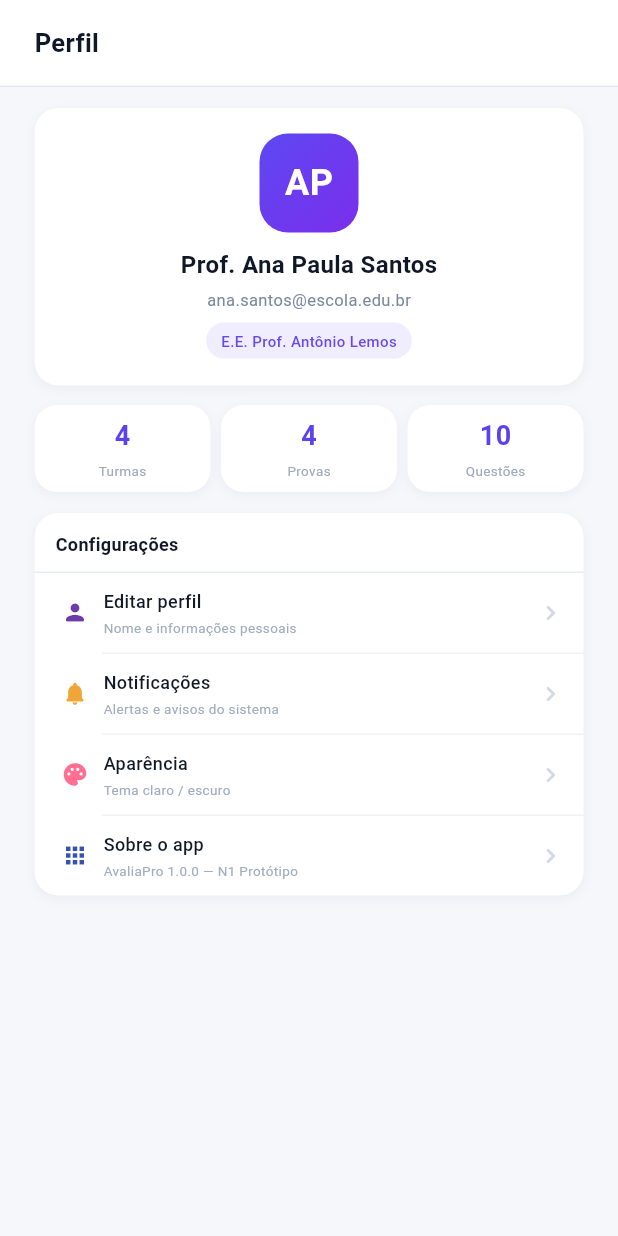
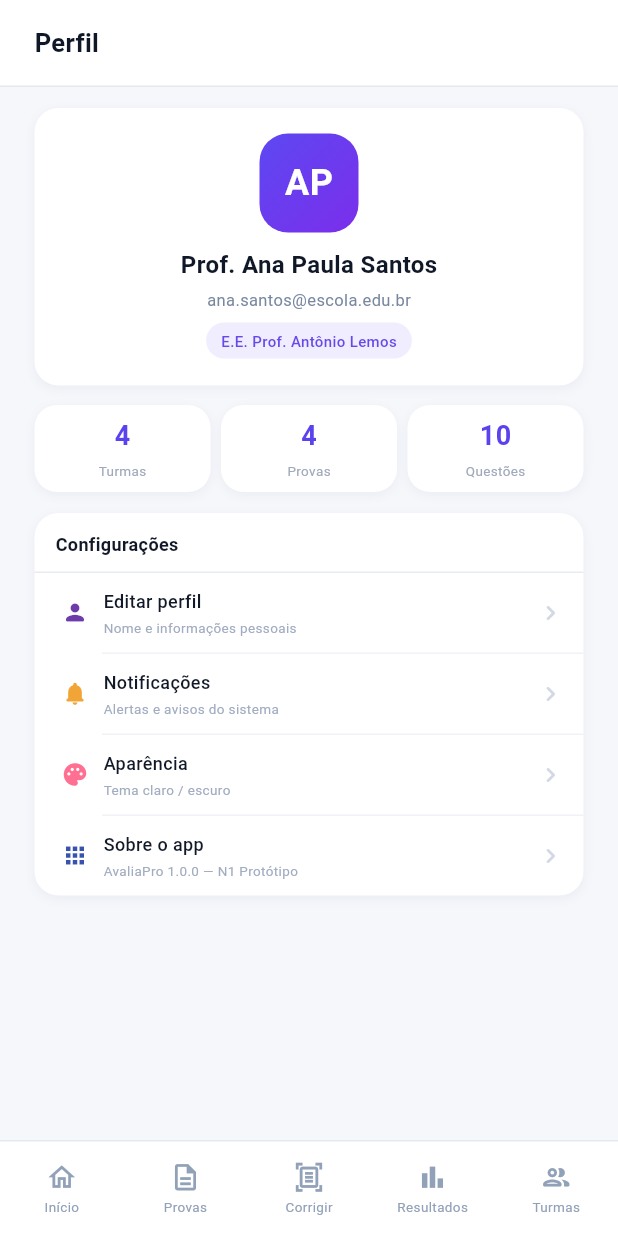
Before and after one commit to JoaoVitorWinter/prova_certa, a Flutter app: the screen it shows after launch, after a tap on "Entrar", after a tap on "AP", on a phone screen of 412 x 824 dp. Run offline on Flutter 3.47's test engine with Material 3 defaults, Android fonts, the phone set to English and light mode, and no system bars; our stand-ins replace camera, file_picker; missing offline and left inert: mobile_scanner.

Commit message:
fix: ensure navigation throughout all panels

```diff
--- a/lib/screens/home_screen.dart
+++ b/lib/screens/home_screen.dart
@@ -7,6 +7,7 @@ import 'resultados_screen.dart';
 import 'turmas_screen.dart';
 import 'corrigir_prova_screen.dart';
 import 'profile_screen.dart';
+import '../widgets/app_bottom_navigation.dart';
 
 class HomeScreen extends StatelessWidget {
   const HomeScreen({super.key});
@@ -49,7 +50,8 @@ class HomeScreen extends StatelessWidget {
                               Navigator.push(
                                 context,
                                 MaterialPageRoute(
-                                  builder: (context) => const CorrigirProvaScreen(),
+                                  builder: (context) =>
+                                      const CorrigirProvaScreen(),
                                 ),
                               );
                             },
@@ -108,7 +110,8 @@ class HomeScreen extends StatelessWidget {
                               Navigator.push(
                                 context,
                                 MaterialPageRoute(
-                                  builder: (context) => const BancoQuestoesScreen(),
+                                  builder: (context) =>
+                                      const BancoQuestoesScreen(),
                                 ),
                               );
                             },
@@ -148,7 +151,29 @@ class HomeScreen extends StatelessWidget {
                 ),
               ),
             ),
-            const _BottomNavigation(),
+            AppBottomNavigation(
+              currentItem: AppNavigationItem.inicio,
+              onProvas: () => Navigator.pushReplacement(
+                context,
+                MaterialPageRoute(builder: (context) => const ProvasScreen()),
+              ),
+              onCorrigir: () => Navigator.pushReplacement(
+                context,
+                MaterialPageRoute(
+                  builder: (context) => const CorrigirProvaScreen(),
+                ),
+              ),
+              onResultados: () => Navigator.pushReplacement(
+                context,
+                MaterialPageRoute(
+                  builder: (context) => const ResultadosScreen(),
+                ),
+              ),
+              onTurmas: () => Navigator.pushReplacement(
+                context,
+                MaterialPageRoute(builder: (context) => const TurmasScreen()),
+              ),
+            ),
           ],
         ),
       ),
@@ -530,109 +555,3 @@ class _Status extends StatelessWidget {
     ),
   );
 }
-
-class _BottomNavigation extends StatelessWidget {
-  const _BottomNavigation();
-
-  @override
-  Widget build(BuildContext context) => Container(
-    height: 64,
-    decoration: const BoxDecoration(
-      color: Colors.white,
-      border: Border(top: BorderSide(color: Color(0xFFE4E9F1))),
-    ),
-    child: Row(
-      mainAxisAlignment: MainAxisAlignment.spaceAround,
-      children: [
-        const _NavigationItem(icon: Icons.home_outlined, label: 'Início'),
-        _NavigationItem(
-          icon: Icons.description_outlined,
-          label: 'Provas',
-          onTap: () {
-            Navigator.push(
-              context,
-              MaterialPageRoute(builder: (context) => const ProvasScreen()),
-            );
-          },
-        ),
-                _NavigationItem(
-          icon: Icons.document_scanner_outlined,
-          label: 'Corrigir',
-          selected: true,
-          onTap: () {
-            Navigator.push(
-              context,
-              MaterialPageRoute(
-                builder: (context) => const CorrigirProvaScreen(),
-              ),
-            );
-          },
-        ),
-        _NavigationItem(
-          icon: Icons.bar_chart_outlined,
-          label: 'Resultados',
-          onTap: () {
-            Navigator.push(
-              context,
-              MaterialPageRoute(builder: (context) => const ResultadosScreen()),
-            );
-          },
-        ),
-        _NavigationItem(
-          icon: Icons.people_outline_rounded,
-          label: 'Turmas',
-          onTap: () {
-            Navigator.push(
-              context,
-              MaterialPageRoute(builder: (context) => const TurmasScreen()),
-            );
-          },
-        ),
-      ],
-    ),
-  );
-}
-
-class _NavigationItem extends StatelessWidget {
-  final IconData icon;
-  final String label;
-  final bool selected;
-  final VoidCallback? onTap;
-
-  const _NavigationItem({
-    required this.icon,
-    required this.label,
-    this.selected = false,
-    this.onTap,
-  });
-
-  @override
-  Widget build(BuildContext context) => InkWell(
-    onTap: onTap,
-    borderRadius: BorderRadius.circular(12),
-    child: SizedBox(
-      width: 55,
-      child: Column(
-        mainAxisAlignment: MainAxisAlignment.center,
-        children: [
-          Icon(
-            icon,
-            color: selected ? const Color(0xFF5146EE) : const Color(0xFF91A1B8),
-            size: 21,
-          ),
-          const SizedBox(height: 3),
-          Text(
-            label,
-            style: TextStyle(
-              color: selected
-                  ? const Color(0xFF5146EE)
-                  : const Color(0xFF91A1B8),
-              fontSize: 9,
-              fontWeight: selected ? FontWeight.w600 : FontWeight.normal,
-            ),
-          ),
-        ],
-      ),
-    ),
-  );
-}
--- a/lib/screens/profile_screen.dart
+++ b/lib/screens/profile_screen.dart
@@ -4,6 +4,12 @@ import 'about_app_screen.dart';
 import 'appearance_screen.dart';
 import 'edit_profile_screen.dart';
 import 'notifications_settings_screen.dart';
+import '../widgets/app_bottom_navigation.dart';
+import 'home_screen.dart';
+import 'provas_screen.dart';
+import 'corrigir_prova_screen.dart';
+import 'resultados_screen.dart';
+import 'turmas_screen.dart';
 
 class ProfileScreen extends StatelessWidget {
   const ProfileScreen({super.key});
@@ -22,9 +28,7 @@ class ProfileScreen extends StatelessWidget {
               padding: const EdgeInsets.symmetric(horizontal: 23),
               decoration: const BoxDecoration(
                 color: Colors.white,
-                border: Border(
-                  bottom: BorderSide(color: Color(0xFFE4E9F1)),
-                ),
+                border: Border(bottom: BorderSide(color: Color(0xFFE4E9F1))),
               ),
               child: const Text(
                 'Perfil',
@@ -113,6 +117,33 @@ class ProfileScreen extends StatelessWidget {
                     ),
                   ],
                 ),
+              ),
+            ),
+            AppBottomNavigation(
+              currentItem: AppNavigationItem.perfil,
+              onInicio: () => Navigator.pushReplacement(
+                context,
+                MaterialPageRoute(builder: (context) => const HomeScreen()),
+              ),
+              onProvas: () => Navigator.pushReplacement(
+                context,
+                MaterialPageRoute(builder: (context) => const ProvasScreen()),
+              ),
+              onCorrigir: () => Navigator.pushReplacement(
+                context,
+                MaterialPageRoute(
+                  builder: (context) => const CorrigirProvaScreen(),
+                ),
+              ),
+              onResultados: () => Navigator.pushReplacement(
+                context,
+                MaterialPageRoute(
+                  builder: (context) => const ResultadosScreen(),
+                ),
+              ),
+              onTurmas: () => Navigator.pushReplacement(
+                context,
+                MaterialPageRoute(builder: (context) => const TurmasScreen()),
               ),
             ),
           ],
@@ -299,11 +330,7 @@ class _SettingsCard extends StatelessWidget {
           for (var index = 0; index < items.length; index++) ...[
             _SettingsItem(data: items[index]),
             if (index != items.length - 1)
-              const Divider(
-                height: 1,
-                indent: 45,
-                color: Color(0xFFF0F2F6),
-              ),
+              const Divider(height: 1, indent: 45, color: Color(0xFFF0F2F6)),
           ],
         ],
       ),
--- a/lib/screens/resultados_screen.dart
+++ b/lib/screens/resultados_screen.dart
@@ -6,6 +6,7 @@ import '../widgets/app_bottom_navigation.dart';
 import 'home_screen.dart';
 import 'provas_screen.dart';
 import 'turmas_screen.dart';
+import 'corrigir_prova_screen.dart';
 
 enum _ResultadosTab { visaoGeral, porQuestao, alunos }
 
@@ -38,7 +39,10 @@ class _ResultadosScreenState extends State<ResultadosScreen> {
         elevation: 0,
         title: const Text(
           'Resultados',
-          style: TextStyle(color: Color(0xFF111827), fontWeight: FontWeight.bold),
+          style: TextStyle(
+            color: Color(0xFF111827),
+            fontWeight: FontWeight.bold,
+          ),
         ),
       ),
       body: Column(
@@ -71,9 +75,7 @@ class _ResultadosScreenState extends State<ResultadosScreen> {
                     _ResultadosTab.alunos => _AlunosTab(resultado: resultado),
                   },
                   const SizedBox(height: 14),
-                  _ExportarCard(
-                    onExportar: (nome) => _exportar(context, nome),
-                  ),
+                  _ExportarCard(onExportar: (nome) => _exportar(context, nome)),
                 ],
               ),
             ),
@@ -90,6 +92,14 @@ class _ResultadosScreenState extends State<ResultadosScreen> {
               Navigator.pushReplacement(
                 context,
                 MaterialPageRoute(builder: (context) => const ProvasScreen()),
+              );
+            },
+            onCorrigir: () {
+              Navigator.pushReplacement(
+                context,
+                MaterialPageRoute(
+                  builder: (context) => const CorrigirProvaScreen(),
+                ),
               );
             },
             onTurmas: () {
@@ -320,7 +330,11 @@ class _StatCard extends StatelessWidget {
   final String titulo;
   final Color cor;
 
-  const _StatCard({required this.valor, required this.titulo, required this.cor});
+  const _StatCard({
+    required this.valor,
+    required this.titulo,
+    required this.cor,
+  });
 
   @override
   Widget build(BuildContext context) {
@@ -342,10 +356,17 @@ class _StatCard extends StatelessWidget {
         children: [
           Text(
             valor,
-            style: TextStyle(fontSize: 20, fontWeight: FontWeight.bold, color: cor),
+            style: TextStyle(
+              fontSize: 20,
+              fontWeight: FontWeight.bold,
+              color: cor,
+            ),
           ),
           const SizedBox(height: 4),
-          Text(titulo, style: const TextStyle(color: Color(0xFF94A3B8), fontSize: 12)),
+          Text(
+            titulo,
+            style: const TextStyle(color: Color(0xFF94A3B8), fontSize: 12),
+          ),
         ],
       ),
     );
@@ -411,7 +432,10 @@ class _DistribuicaoChart extends StatelessWidget {
                   const SizedBox(height: 8),
                   Text(
                     faixa.faixa,
-                    style: const TextStyle(color: Color(0xFF8A99AE), fontSize: 11),
+                    style: const TextStyle(
+                      color: Color(0xFF8A99AE),
+                      fontSize: 11,
+                    ),
                   ),
                 ],
               ),
@@ -662,14 +686,23 @@ class _ResultadoAlunoItem extends StatelessWidget {
 
   ({Color background, Color foreground}) get _notaStyle {
     if (resultado.nota >= 7) {
-      return (background: const Color(0xFFD1FAE5), foreground: const Color(0xFF059669));
+      return (
+        background: const Color(0xFFD1FAE5),
+        foreground: const Color(0xFF059669),
+      );
     }
 
     if (resultado.nota >= 5) {
-      return (background: const Color(0xFFFFF0C5), foreground: const Color(0xFFB65D2E));
+      return (
+        background: const Color(0xFFFFF0C5),
+        foreground: const Color(0xFFB65D2E),
+      );
     }
 
-    return (background: const Color(0xFFFEE2E2), foreground: const Color(0xFFDC2626));
+    return (
+      background: const Color(0xFFFEE2E2),
+      foreground: const Color(0xFFDC2626),
+    );
   }
 
   static const _cores = [
@@ -727,7 +760,10 @@ class _ResultadoAlunoItem extends StatelessWidget {
                 const SizedBox(height: 2),
                 Text(
                   'RA: ${resultado.aluno.ra}',
-                  style: const TextStyle(fontSize: 13, color: Color(0xFF94A3B8)),
+                  style: const TextStyle(
+                    fontSize: 13,
+                    color: Color(0xFF94A3B8),
+                  ),
                 ),
               ],
             ),
@@ -740,7 +776,10 @@ class _ResultadoAlunoItem extends StatelessWidget {
             ),
             child: Text(
               resultado.nota.toStringAsFixed(1),
-              style: TextStyle(color: notaStyle.foreground, fontWeight: FontWeight.bold),
+              style: TextStyle(
+                color: notaStyle.foreground,
+                fontWeight: FontWeight.bold,
+              ),
             ),
           ),
         ],
@@ -856,7 +895,10 @@ class _ExportItem extends StatelessWidget {
                   const SizedBox(height: 2),
                   Text(
                     subtitulo,
-                    style: const TextStyle(color: Color(0xFF8A99AE), fontSize: 11),
+                    style: const TextStyle(
+                      color: Color(0xFF8A99AE),
+                      fontSize: 11,
+                    ),
                   ),
                 ],
               ),
--- a/lib/widgets/app_bottom_navigation.dart
+++ b/lib/widgets/app_bottom_navigation.dart
@@ -1,11 +1,12 @@
 import 'package:flutter/material.dart';
 
-enum AppNavigationItem { inicio, provas, corrigir, resultados, turmas }
+enum AppNavigationItem { inicio, provas, corrigir, resultados, turmas, perfil }
 
 class AppBottomNavigation extends StatelessWidget {
   final AppNavigationItem currentItem;
   final VoidCallback? onInicio;
   final VoidCallback? onProvas;
+  final VoidCallback? onCorrigir;
   final VoidCallback? onResultados;
   final VoidCallback? onTurmas;
 
@@ -14,6 +15,7 @@ class AppBottomNavigation extends StatelessWidget {
     required this.currentItem,
     this.onInicio,
     this.onProvas,
+    this.onCorrigir,
     this.onResultados,
     this.onTurmas,
   });
@@ -45,6 +47,7 @@ class AppBottomNavigation extends StatelessWidget {
             icon: Icons.document_scanner_outlined,
             label: 'Corrigir',
             selected: currentItem == AppNavigationItem.corrigir,
+            onTap: onCorrigir,
           ),
           _NavigationItem(
             icon: Icons.bar_chart_outlined,
```
Also changed, not shown: lib/screens/corrigir_prova_screen.dart (+30 -26 lines), lib/screens/folhas_screen.dart (+28 -25 lines), lib/screens/gabarito_qr_screen.dart (+16 -4 lines), lib/screens/provas_screen.dart (+9 -0 lines), lib/screens/turma_detalhes_screen.dart (+9 -0 lines), lib/screens/turmas_screen.dart (+9 -0 lines).
